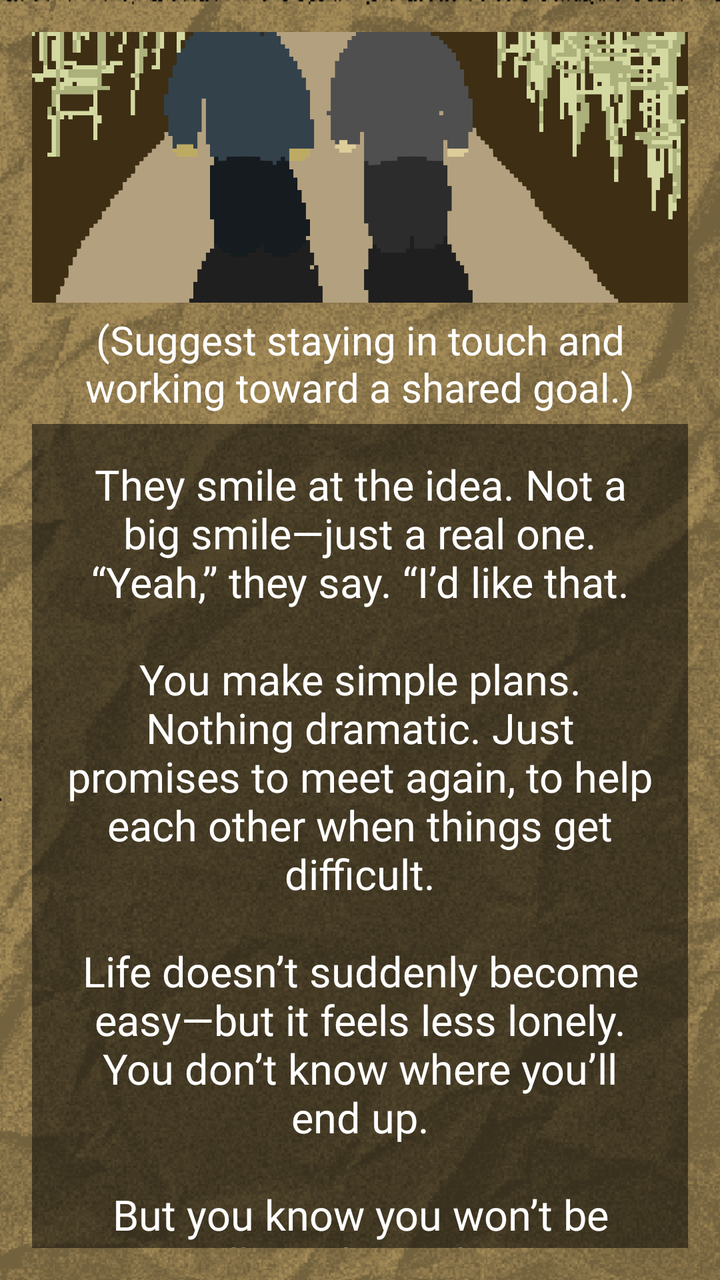
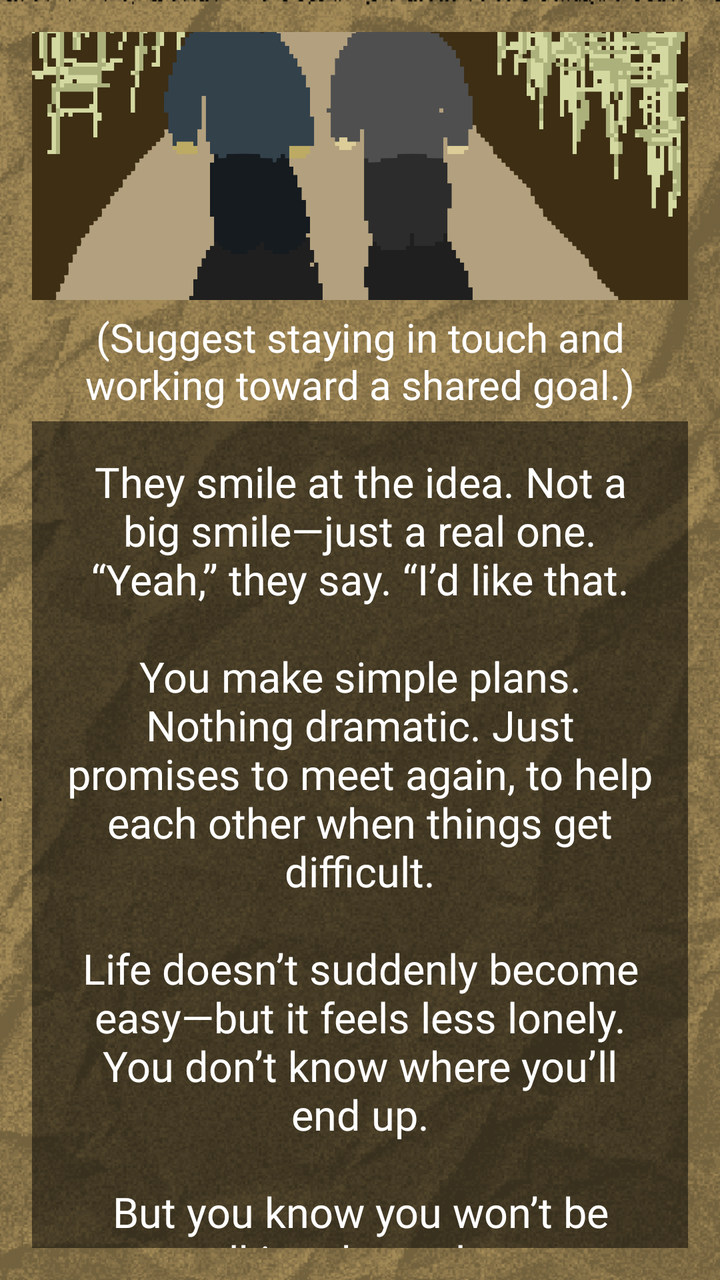

Screens rendered from an Android XML layout before and after an edit, with the pre-edit source and the edit as a unified diff.
<!-- AndroidManifest.xml: application theme Theme.ChoiceQuest -->
<!-- res/layout/activity_page2_1_2_2_1_1_1_1.xml -->
<?xml version="1.0" encoding="utf-8"?>
<LinearLayout xmlns:android="http://schemas.android.com/apk/res/android"
    xmlns:app="http://schemas.android.com/apk/res-auto"
    xmlns:tools="http://schemas.android.com/tools"
    android:id="@+id/page2_1_2_2_1_1_1_1"
    android:layout_width="match_parent"
    android:layout_height="match_parent"
    android:background="@drawable/papertexture_"
    android:backgroundTint="#f8e7c2"
    android:backgroundTintMode="multiply"
    android:gravity="center"
    android:orientation="vertical"
    android:padding="16dp"
    tools:context=".Page2_1_2_2_1_1_1_1">

    <View
        android:layout_width="match_parent"
        android:layout_height="0dp"
        android:layout_weight="0.1" />

    <ImageView
        android:id="@+id/imageView"
        android:layout_width="412dp"
        android:layout_height="250dp"
        android:src="@drawable/page2_1_2_2_1_1_1_1" />

    <View
        android:layout_width="match_parent"
        android:layout_height="0dp"
        android:layout_weight="0.1" />

    <View
        android:layout_width="match_parent"
        android:layout_height="1dp"
        android:layout_weight="0.1" />

    <TextView
        android:layout_width="match_parent"
        android:layout_height="wrap_content"
        android:fontFamily="@font/pixelspace"
        android:gravity="center"
        android:padding="5dp"
        android:text="(Suggest staying in touch and working toward a shared goal.)"
        android:textColor="@color/white"
        android:textSize="20sp"/>

    <TextView
        android:layout_width="match_parent"
        android:layout_height="wrap_content"
        android:id="@+id/tv_page2_1_2_2_1_1_1_1"
        android:layout_marginBottom="16dp"
        android:background="#80000000"
        android:fontFamily="@font/pixelgame_font"
        android:gravity="center"
        android:padding="16dp"
        android:text="They smile at the idea. Not a big smile—just a real one.\n“Yeah,” they say. “I’d like that.\n\nYou make simple plans. Nothing dramatic. Just promises to meet again, to help each other when things get difficult.\n\nLife doesn’t suddenly become easy—but it feels less lonely.\nYou don’t know where you’ll end up.\n\nBut you know you won’t be walking there alone."
        android:textColor="@color/white"
        android:textSize="21sp" />

    <View
        android:layout_width="match_parent"
        android:layout_height="1dp"
        android:layout_weight="0.1" />

    <Button
        android:layout_width="412dp"
        android:layout_height="45dp"
        android:layout_marginBottom="16dp"
        android:background="@android:color/transparent"
        android:fontFamily="@font/quest_font"
        android:onClick="title9"
        android:text="Go Back to Title Page"
        android:textSize="12sp" />

    <View
        android:layout_width="match_parent"
        android:layout_height="0dp"
        android:layout_weight="1" />

</LinearLayout>
<!-- resources referenced by this layout -->
<resources>
  <color name="white">#FFFFFF</color>
  <!-- drawable page2_1_2_2_1_1_1_1: png bitmap (drawable, 23174 bytes) -->
  <!-- drawable papertexture_: png bitmap (drawable, 156948 bytes) -->
  <style name="Theme.ChoiceQuest" parent="Base.Theme.ChoiceQuest" />
  <style name="Base.Theme.ChoiceQuest" parent="Theme.Material3.DayNight.NoActionBar">
          
          
      </style>
</resources>

<!-- the commit's change to res/layout/activity_page2_1_2_2_1_1_1_1.xml (unified diff, before → after) -->
@@ -63,14 +63,14 @@
         android:layout_weight="0.1" />
 
     <Button
-        android:layout_width="412dp"
-        android:layout_height="45dp"
+        android:layout_width="match_parent"
+        android:layout_height="wrap_content"
         android:layout_marginBottom="16dp"
-        android:background="@android:color/transparent"
-        android:fontFamily="@font/quest_font"
+        android:textSize="10sp"
+        android:textColor="@color/white"
+        android:backgroundTint="@color/cardview_dark_background"        android:fontFamily="@font/quest_font"
         android:onClick="title9"
-        android:text="Go Back to Title Page"
-        android:textSize="12sp" />
+        android:text="Go Back to Title Page" />
 
     <View
         android:layout_width="match_parent"
